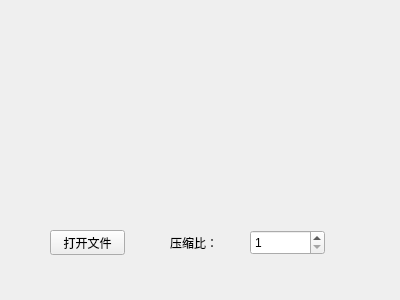
This is jpeg-encoder/jpeg-encoder/widget.ui in DDDDDemon/JPEG2000 as Qt 5 draws it before an edit. The edited form follows.
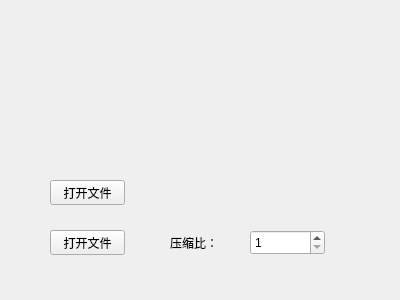
This is the edited form.

Patch:
```diff
--- a/jpeg-encoder/jpeg-encoder/widget.ui
+++ b/jpeg-encoder/jpeg-encoder/widget.ui
@@ -52,6 +52,19 @@
     <string>压缩比：</string>
    </property>
   </widget>
+  <widget class="QPushButton" name="pushButton_OpenFile_2">
+   <property name="geometry">
+    <rect>
+     <x>50</x>
+     <y>180</y>
+     <width>75</width>
+     <height>25</height>
+    </rect>
+   </property>
+   <property name="text">
+    <string>打开文件</string>
+   </property>
+  </widget>
  </widget>
  <layoutdefault spacing="6" margin="11"/>
  <resources/>
```
